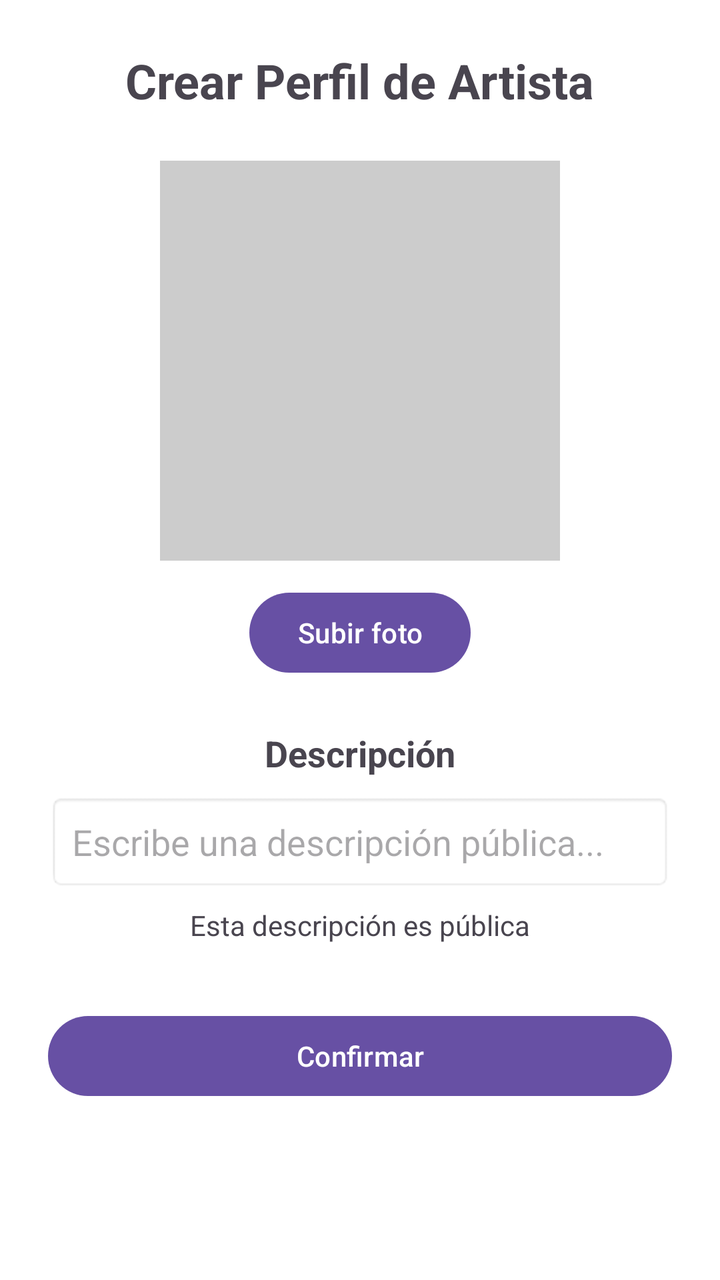
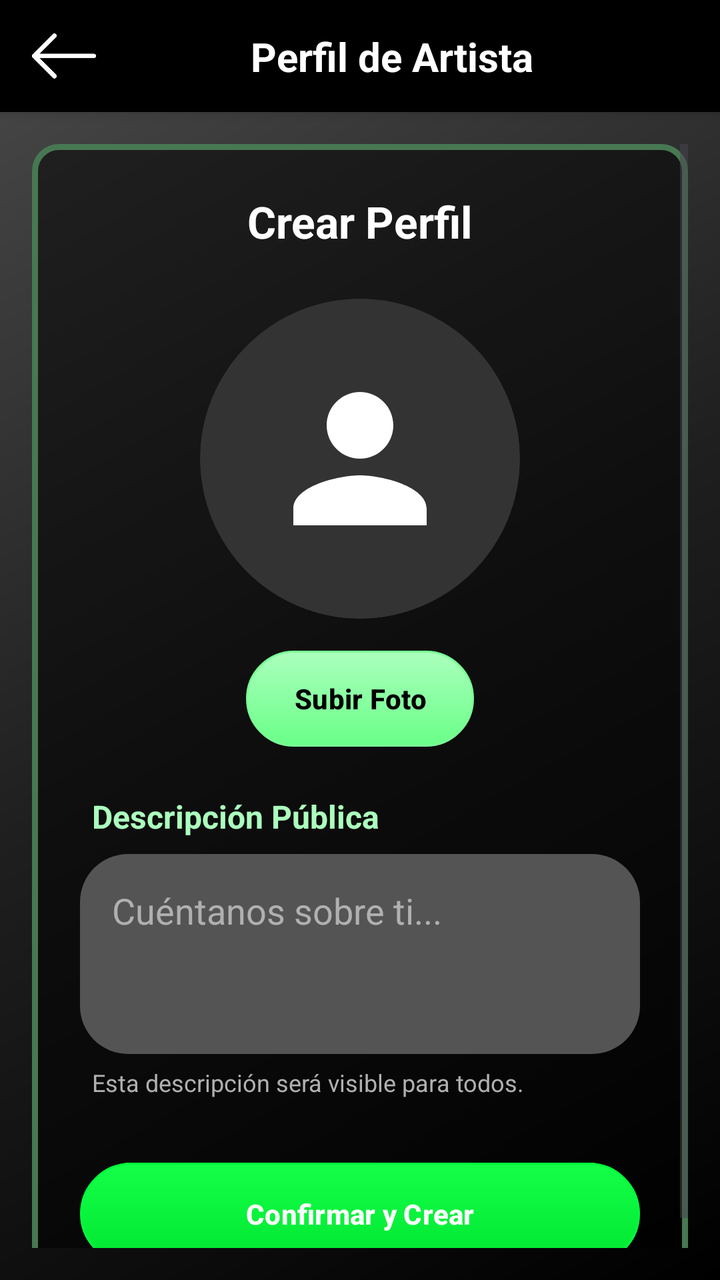

Before-and-after screenshots of an Android layout around one commit, followed by the original layout XML and the change that was made.
<!-- AndroidManifest.xml: application theme Theme.MusAPIApp -->
<!-- res/layout/activity_crear_perfil_artista.xml -->
<?xml version="1.0" encoding="utf-8"?>
<ScrollView xmlns:android="http://schemas.android.com/apk/res/android"
    android:id="@+id/main"
    android:layout_width="match_parent"
    android:layout_height="match_parent"
    android:padding="24dp"
    android:background="@android:color/white">

    <LinearLayout
        android:id="@+id/crearPerfilLayout"
        android:layout_width="match_parent"
        android:layout_height="wrap_content"
        android:orientation="vertical"
        android:gravity="center_horizontal">

        
        <TextView
            android:id="@+id/txtTitulo"
            android:layout_width="wrap_content"
            android:layout_height="wrap_content"
            android:text="Crear Perfil de Artista"
            android:textSize="24sp"
            android:textStyle="bold"
            android:layout_marginBottom="24dp" />

        
        <ImageView
            android:id="@+id/imgFotoPerfil"
            android:layout_width="200dp"
            android:layout_height="200dp"
            android:scaleType="centerCrop"
            android:background="#CCCCCC"
            android:contentDescription="Foto de perfil"
            android:layout_marginBottom="12dp" />

        
        <Button
            android:id="@+id/btnSubirFoto"
            android:layout_width="wrap_content"
            android:layout_height="wrap_content"
            android:text="Subir foto" />

        
        <TextView
            android:id="@+id/txtDescripcionLabel"
            android:layout_width="wrap_content"
            android:layout_height="wrap_content"
            android:text="Descripción"
            android:textSize="18sp"
            android:textStyle="bold"
            android:layout_marginTop="24dp"
            android:layout_marginBottom="8dp" />

        <EditText
            android:id="@+id/etDescripcion"
            android:layout_width="match_parent"
            android:layout_height="wrap_content"
            android:hint="Escribe una descripción pública..."
            android:maxLength="100"
            android:background="@android:drawable/editbox_background"
            android:padding="12dp" />

        
        <TextView
            android:id="@+id/txtInfo"
            android:layout_width="wrap_content"
            android:layout_height="wrap_content"
            android:text="Esta descripción es pública"
            android:textSize="14sp"
            android:layout_marginTop="8dp" />

        
        <Button
            android:id="@+id/btnConfirmar"
            android:layout_width="match_parent"
            android:layout_height="wrap_content"
            android:text="Confirmar"
            android:layout_marginTop="32dp" />
    </LinearLayout>
</ScrollView>
<!-- resources referenced by this layout -->
<resources>
  <style name="Theme.MusAPIApp" parent="Base.Theme.MusAPIApp" />
  <style name="Base.Theme.MusAPIApp" parent="Theme.Material3.DayNight.NoActionBar">
          
          
      </style>
</resources>

<!-- the commit's change to res/layout/activity_crear_perfil_artista.xml (unified diff, before → after) -->
@@ -1,80 +1,160 @@
 <?xml version="1.0" encoding="utf-8"?>
-<ScrollView xmlns:android="http://schemas.android.com/apk/res/android"
+<androidx.constraintlayout.widget.ConstraintLayout 
+    xmlns:android="http://schemas.android.com/apk/res/android"
+    xmlns:app="http://schemas.android.com/apk/res-auto"
     android:id="@+id/main"
     android:layout_width="match_parent"
     android:layout_height="match_parent"
-    android:padding="24dp"
-    android:background="@android:color/white">
+    android:background="@drawable/fondo_gradiente_principal">
 
-    <LinearLayout
-        android:id="@+id/crearPerfilLayout"
+    <androidx.constraintlayout.widget.ConstraintLayout
+        android:id="@+id/headerBar"
         android:layout_width="match_parent"
         android:layout_height="wrap_content"
-        android:orientation="vertical"
-        android:gravity="center_horizontal">
+        android:background="#000000"
+        android:paddingVertical="12dp"
+        android:paddingHorizontal="16dp"
+        android:elevation="4dp"
+        app:layout_constraintTop_toTopOf="parent"
+        app:layout_constraintStart_toStartOf="parent"
+        app:layout_constraintEnd_toEndOf="parent">
 
-        
+        <ImageButton
+            android:id="@+id/btnVolver"
+            android:layout_width="32dp"
+            android:layout_height="32dp"
+            android:background="?attr/selectableItemBackgroundBorderless"
+            android:contentDescription="Regresar"
+            android:scaleType="fitCenter"
+            android:src="@drawable/ic_back_black"
+            app:tint="#FFFFFF"
+            app:layout_constraintStart_toStartOf="parent"
+            app:layout_constraintTop_toTopOf="parent"
+            app:layout_constraintBottom_toBottomOf="parent" />
+
         <TextView
-            android:id="@+id/txtTitulo"
             android:layout_width="wrap_content"
             android:layout_height="wrap_content"
-            android:text="Crear Perfil de Artista"
-            android:textSize="24sp"
+            android:text="Perfil de Artista"
+            android:textColor="#FFFFFF"
+            android:textSize="20sp"
             android:textStyle="bold"
-            android:layout_marginBottom="24dp" />
+            app:layout_constraintStart_toEndOf="@id/btnVolver"
+            app:layout_constraintEnd_toEndOf="parent"
+            app:layout_constraintTop_toTopOf="parent"
+            app:layout_constraintBottom_toBottomOf="parent" />
 
-        
-        <ImageView
-            android:id="@+id/imgFotoPerfil"
-            android:layout_width="200dp"
-            android:layout_height="200dp"
-            android:scaleType="centerCrop"
-            android:background="#CCCCCC"
-            android:contentDescription="Foto de perfil"
-            android:layout_marginBottom="12dp" />
+    </androidx.constraintlayout.widget.ConstraintLayout>
 
-        
-        <Button
-            android:id="@+id/btnSubirFoto"
-            android:layout_width="wrap_content"
-            android:layout_height="wrap_content"
-            android:text="Subir foto" />
+    <ScrollView
+        android:layout_width="match_parent"
+        android:layout_height="0dp"
+        android:fillViewport="true"
+        android:padding="16dp"
+        app:layout_constraintTop_toBottomOf="@id/headerBar"
+        app:layout_constraintBottom_toBottomOf="parent">
 
-        
-        <TextView
-            android:id="@+id/txtDescripcionLabel"
-            android:layout_width="wrap_content"
-            android:layout_height="wrap_content"
-            android:text="Descripción"
-            android:textSize="18sp"
-            android:textStyle="bold"
-            android:layout_marginTop="24dp"
-            android:layout_marginBottom="8dp" />
-
-        <EditText
-            android:id="@+id/etDescripcion"
+        <LinearLayout
             android:layout_width="match_parent"
             android:layout_height="wrap_content"
-            android:hint="Escribe una descripción pública..."
-            android:maxLength="100"
-            android:background="@android:drawable/editbox_background"
-            android:padding="12dp" />
+            android:orientation="vertical"
+            android:gravity="center">
 
-        
-        <TextView
-            android:id="@+id/txtInfo"
-            android:layout_width="wrap_content"
-            android:layout_height="wrap_content"
-            android:text="Esta descripción es pública"
-            android:textSize="14sp"
-            android:layout_marginTop="8dp" />
+            <LinearLayout
+                android:layout_width="match_parent"
+                android:layout_height="wrap_content"
+                android:orientation="vertical"
+                android:background="@drawable/fondo_info_album"
+                android:padding="24dp"
+                android:gravity="center_horizontal">
 
-        
-        <Button
-            android:id="@+id/btnConfirmar"
-            android:layout_width="match_parent"
-            android:layout_height="wrap_content"
-            android:text="Confirmar"
-            android:layout_marginTop="32dp" />
-    </LinearLayout>
-</ScrollView>
+                <TextView
+                    android:id="@+id/txtTitulo"
+                    android:layout_width="wrap_content"
+                    android:layout_height="wrap_content"
+                    android:text="Crear Perfil"
+                    android:textColor="#FFFFFF"
+                    android:textSize="22sp"
+                    android:textStyle="bold"
+                    android:layout_marginBottom="24dp" />
+
+                <androidx.cardview.widget.CardView
+                    android:layout_width="160dp"
+                    android:layout_height="160dp"
+                    app:cardCornerRadius="80dp"
+                    app:cardBackgroundColor="#333333"
+                    app:cardElevation="0dp"
+                    android:layout_marginBottom="16dp">
+
+                    <ImageView
+                        android:id="@+id/imgFotoPerfil"
+                        android:layout_width="match_parent"
+                        android:layout_height="match_parent"
+                        android:scaleType="centerCrop"
+                        android:src="@drawable/ic_usuario_perfil"
+                        android:padding="30dp"/> 
+                        </androidx.cardview.widget.CardView>
+
+                <Button
+                    android:id="@+id/btnSubirFoto"
+                    android:layout_width="wrap_content"
+                    android:layout_height="wrap_content"
+                    android:text="Subir Foto"
+                    android:textColor="#000000"
+                    android:textStyle="bold"
+                    android:background="@drawable/fondo_boton_secundario"
+                    app:backgroundTint="@null"
+                    android:paddingHorizontal="24dp"
+                    android:layout_marginBottom="24dp"/>
+
+                <TextView
+                    android:id="@+id/txtDescripcionLabel"
+                    android:layout_width="match_parent"
+                    android:layout_height="wrap_content"
+                    android:text="Descripción Pública"
+                    android:textColor="#ABFFBD"
+                    android:textSize="16sp"
+                    android:textStyle="bold"
+                    android:layout_marginBottom="8dp"
+                    android:layout_marginStart="4dp"/>
+
+                <EditText
+                    android:id="@+id/etDescripcion"
+                    android:layout_width="match_parent"
+                    android:layout_height="100dp"
+                    android:background="@drawable/fondo_input_area"
+                    android:hint="Cuéntanos sobre ti..."
+                    android:textColorHint="#B0B0B0"
+                    android:textColor="#FFFFFF"
+                    android:padding="16dp"
+                    android:gravity="top|start"
+                    android:maxLength="100"
+                    android:inputType="textMultiLine"/>
+
+                <TextView
+                    android:id="@+id/txtInfo"
+                    android:layout_width="match_parent"
+                    android:layout_height="wrap_content"
+                    android:text="Esta descripción será visible para todos."
+                    android:textColor="#B0B0B0"
+                    android:textSize="12sp"
+                    android:layout_marginTop="6dp"
+                    android:layout_marginBottom="32dp"
+                    android:layout_marginStart="4dp"/>
+
+                <Button
+                    android:id="@+id/btnConfirmar"
+                    android:layout_width="match_parent"
+                    android:layout_height="wrap_content"
+                    android:text="Confirmar y Crear"
+                    android:textColor="#FFFFFF"
+                    android:textStyle="bold"
+                    android:background="@drawable/fondo_boton_principal"
+                    app:backgroundTint="@null"
+                    android:paddingVertical="12dp"/>
+
+            </LinearLayout>
+        </LinearLayout>
+    </ScrollView>
+
+</androidx.constraintlayout.widget.ConstraintLayout>
<!-- resource entries referenced after the edit -->
@@ -1,5 +1,79 @@
 <!-- resources referenced by this layout -->
 <resources>
+  <!-- drawable fondo_boton_principal (drawable) -->
+  <?xml version="1.0" encoding="utf-8"?>
+  <shape xmlns:android="http://schemas.android.com/apk/res/android"
+      android:shape="rectangle">
+  
+      <gradient
+          android:startColor="#14FF48"
+          android:endColor="#00E631"
+          android:angle="270" />
+  
+      <corners android:radius="100dp" />
+  
+      <stroke
+          android:width="1dp"
+          android:color="#00FF3D" />
+  </shape>
+  <!-- drawable fondo_boton_secundario (drawable) -->
+  <?xml version="1.0" encoding="utf-8"?>
+  <shape xmlns:android="http://schemas.android.com/apk/res/android"
+      android:shape="rectangle">
+  
+      <gradient
+          android:startColor="#ABFFBD"
+          android:endColor="#69FF88"
+          android:angle="270" />
+  
+      <corners android:radius="100dp" />
+  
+      <stroke
+          android:width="1dp"
+          android:color="#7AFF95" />
+  </shape>
+  <!-- drawable fondo_gradiente_principal (drawable) -->
+  <?xml version="1.0" encoding="utf-8"?>
+  <shape xmlns:android="http://schemas.android.com/apk/res/android"
+      android:shape="rectangle">
+      <gradient
+          android:startColor="#000000"
+          android:centerColor="#1F1F1F"
+          android:endColor="#4A4A4A"
+          android:angle="135"
+          android:type="linear" />
+  </shape>
+  <!-- drawable fondo_info_album (drawable) -->
+  <?xml version="1.0" encoding="utf-8"?>
+  <shape xmlns:android="http://schemas.android.com/apk/res/android"
+      android:shape="rectangle">
+  
+      <solid android:color="#85000000" />
+  
+      <stroke
+          android:width="3dp"
+          android:color="#477852" />
+  
+      <corners android:radius="12dp" />
+  </shape>
+  <!-- drawable fondo_input_area (drawable) -->
+  <?xml version="1.0" encoding="utf-8"?>
+  <shape xmlns:android="http://schemas.android.com/apk/res/android"
+      android:shape="rectangle">
+      <solid android:color="#545454"/> <corners android:radius="24dp"/> </shape>
+  <!-- drawable ic_back_black: png bitmap (drawable, 4720 bytes) -->
+  <!-- drawable ic_usuario_perfil (drawable) -->
+  <?xml version="1.0" encoding="utf-8"?>
+  <vector xmlns:android="http://schemas.android.com/apk/res/android"
+      android:width="24dp"
+      android:height="24dp"
+      android:viewportWidth="24"
+      android:viewportHeight="24">
+      
+      <path
+          android:fillColor="#FFFFFF"
+          android:pathData="M12,12c2.21,0 4,-1.79 4,-4s-1.79,-4 -4,-4 -4,1.79 -4,4 1.79,4 4,4zM12,14c-2.67,0 -8,1.34 -8,4v2h16v-2c0,-2.66 -5.33,-4 -8,-4z"/>
+  </vector>
   <style name="Theme.MusAPIApp" parent="Base.Theme.MusAPIApp" />
   <style name="Base.Theme.MusAPIApp" parent="Theme.Material3.DayNight.NoActionBar">
           
